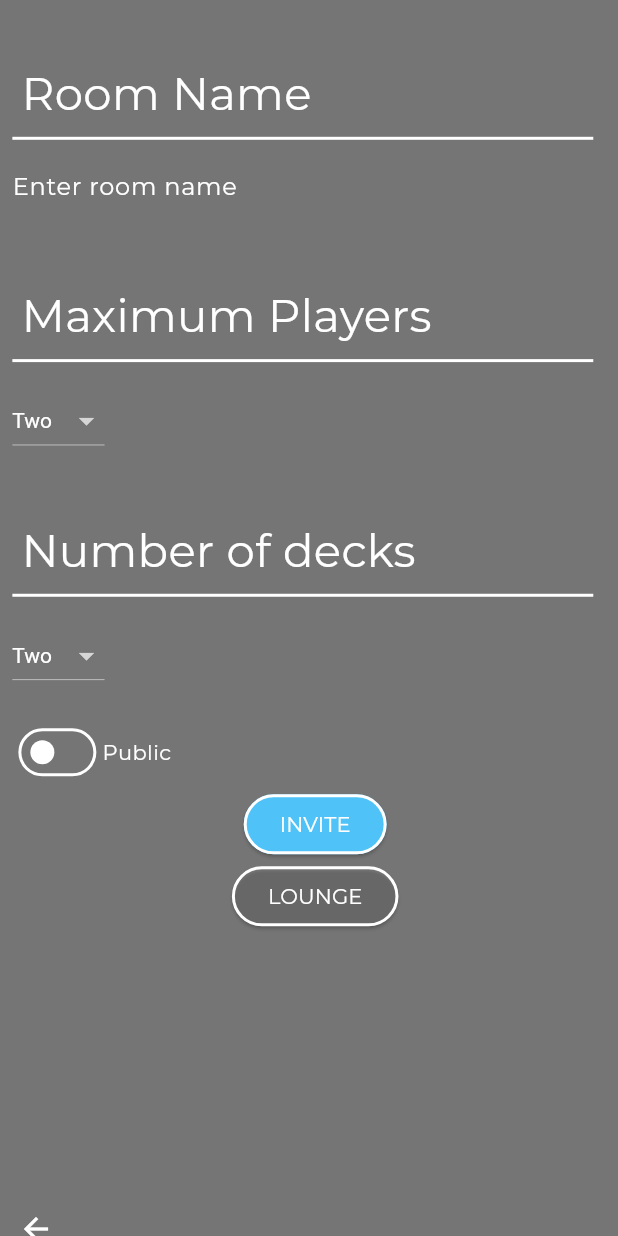
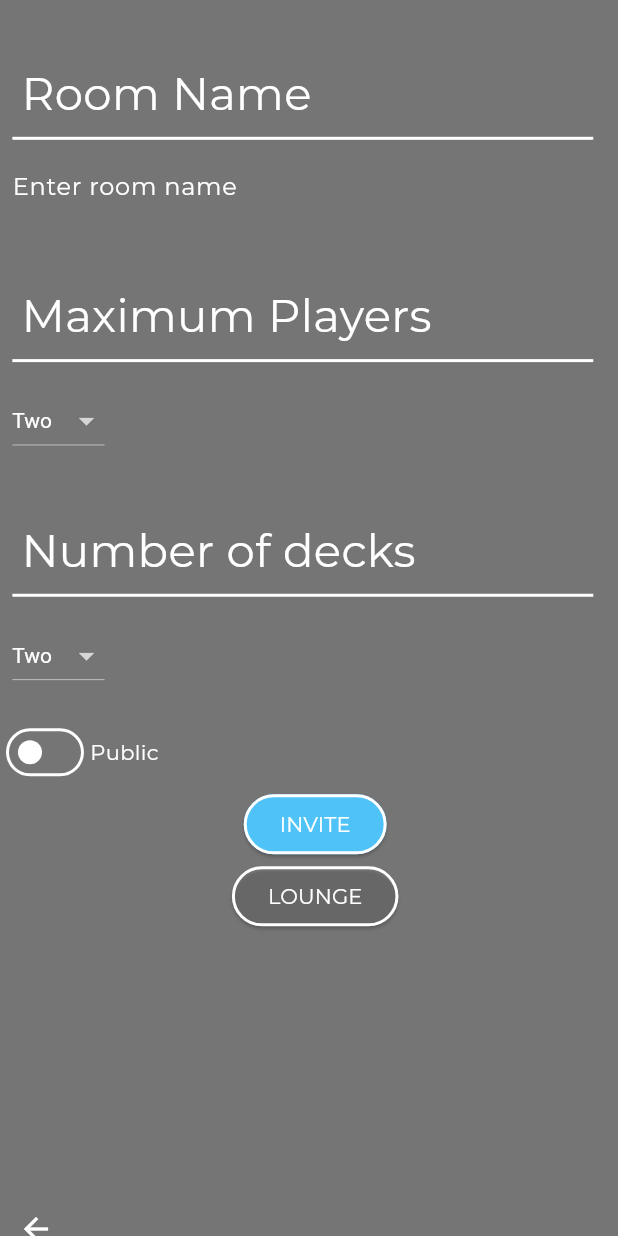
Before and after one commit to jeffrgh/bank_game, a Flutter app: the CreateRoomScreen screen opened directly, on a phone screen of 412 x 824 dp. Run offline on Flutter 3.47's test engine with Material 2 defaults, Android fonts, the phone set to English and light mode, and no system bars; network calls fail; project files that could hold a hidden picture were left out.

Commit message:
Removed left padding from the switch

```diff
--- a/lib/screens/createroomscreen.dart
+++ b/lib/screens/createroomscreen.dart
@@ -203,7 +203,6 @@ class _CreateRoomScreenState extends State<CreateRoomScreen> {
             ),
             Padding(
               padding: EdgeInsets.only(
-                left: MediaQuery.of(context).size.width * 0.02,
                 top: MediaQuery.of(context).size.height * 0.02,
               ),
               child: Row(
```
